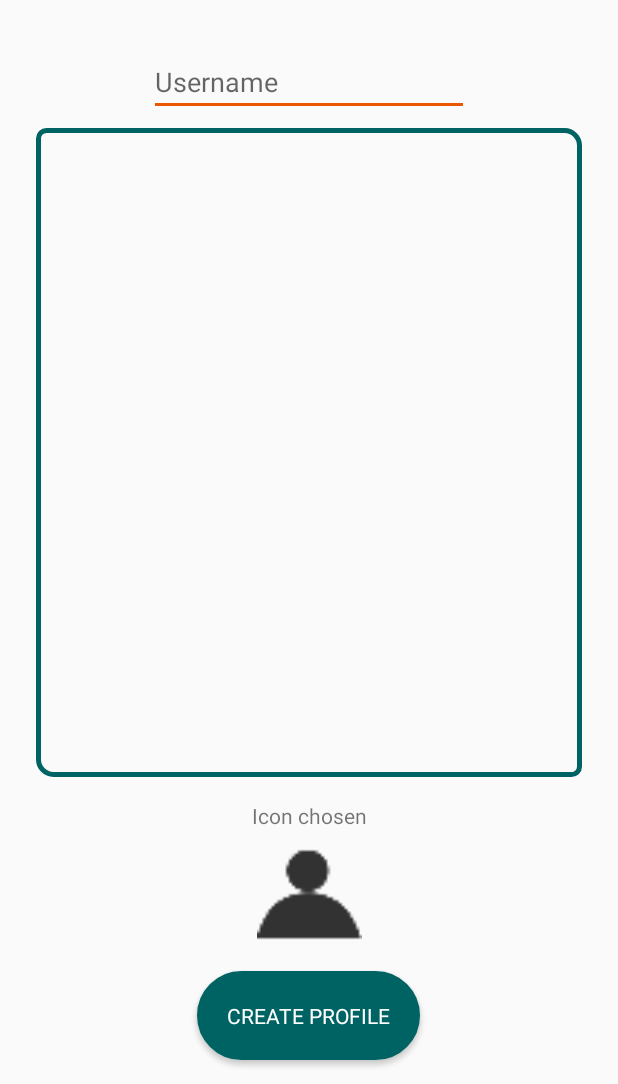
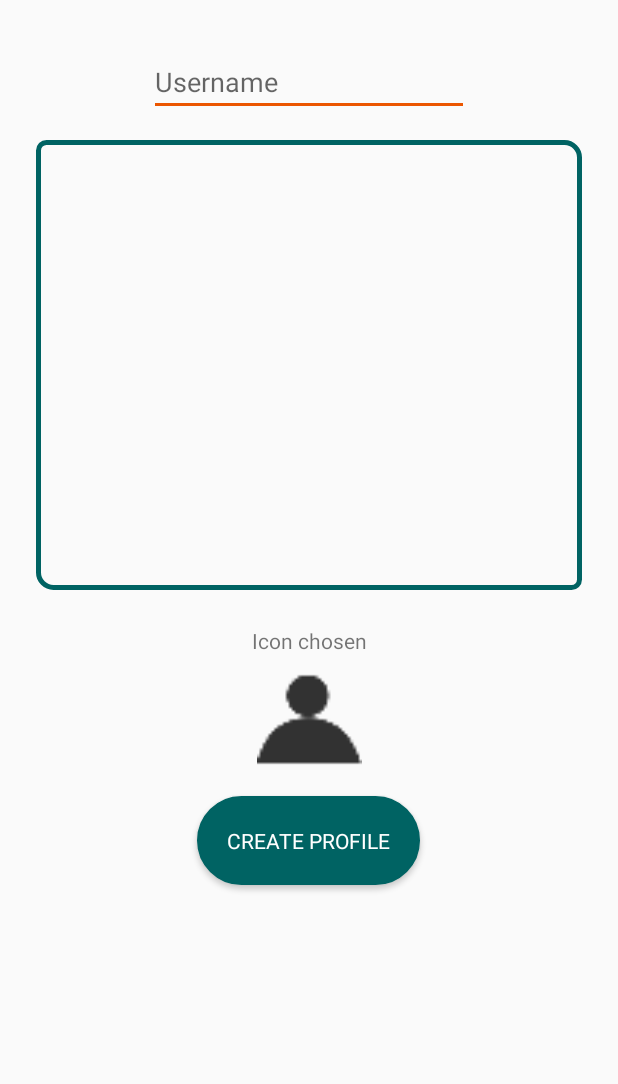
Before and after one commit to Sharkgrammer/Sonar-Secure-Messaging, an Android app: the screen it shows after launch (SplashActivity), on a phone screen of 412 x 824 dp, the part 152-1236 px from its top. Run offline under Robolectric (Android 15) with nearby library versions, the phone set to English and light mode, and no system bars; libraries missing offline, so code that uses them is left out: util.temp; network calls fail; 1 statement that could not run was skipped.

Commit message:
Minor fixes

```diff
--- a/app/src/main/java/com/shark/sonar/activity/MessageActivity.java
+++ b/app/src/main/java/com/shark/sonar/activity/MessageActivity.java
@@ -93,6 +93,8 @@ public class MessageActivity extends AppCompatActivity {
         recyclerView.setLayoutManager(lay);
         recyclerView.setAdapter(adapter);
 
+        MessageActivity act = this;
+        client.setCurrentMessageActivity(act);
         MainActivity.client.setCurrentMessageActivity(this);
     }
 
--- a/app/src/main/res/layout/activity_splash.xml
+++ b/app/src/main/res/layout/activity_splash.xml
@@ -34,17 +34,17 @@
         android:id="@+id/scannerButton"
         android:layout_width="wrap_content"
         android:layout_height="wrap_content"
-        android:layout_marginBottom="16dp"
+        android:layout_marginTop="16dp"
         android:background="@drawable/rounded_button"
         android:foreground="@drawable/ripple"
         android:onClick="CreateUser"
         android:padding="20dp"
         android:text="Create Profile"
         android:textColor="@color/colorTextLight"
-        app:layout_constraintBottom_toBottomOf="parent"
         app:layout_constraintEnd_toEndOf="parent"
         app:layout_constraintHorizontal_bias="0.498"
-        app:layout_constraintStart_toStartOf="parent" />
+        app:layout_constraintStart_toStartOf="parent"
+        app:layout_constraintTop_toBottomOf="@+id/splashFinalImageView" />
 
     <TextView
         android:id="@+id/textView"
@@ -60,15 +60,13 @@
     <ScrollView
         android:id="@+id/scrollView3"
         android:layout_width="0dp"
-        android:layout_height="0dp"
+        android:layout_height="300dp"
         android:layout_marginStart="24dp"
-        android:layout_marginTop="8dp"
+        android:layout_marginTop="16dp"
         android:layout_marginEnd="24dp"
-        android:layout_marginBottom="16dp"
         android:background="@drawable/simple_border_colour"
         android:paddingTop="3dp"
         android:paddingBottom="3dp"
-        app:layout_constraintBottom_toTopOf="@+id/textView3"
         app:layout_constraintEnd_toEndOf="parent"
         app:layout_constraintStart_toStartOf="parent"
         app:layout_constraintTop_toBottomOf="@+id/txtName">
@@ -83,21 +81,21 @@
     <TextView
         android:id="@+id/textView3"
         android:layout_width="wrap_content"
-        android:layout_height="wrap_content"
-        android:layout_marginBottom="8dp"
+        android:layout_height="0dp"
+        android:layout_marginTop="24dp"
         android:text="@string/splashChosen"
-        app:layout_constraintBottom_toTopOf="@+id/splashFinalImageView"
         app:layout_constraintEnd_toEndOf="parent"
-        app:layout_constraintStart_toStartOf="parent" />
+        app:layout_constraintStart_toStartOf="parent"
+        app:layout_constraintTop_toBottomOf="@+id/scrollView3" />
 
     <ImageView
         android:id="@+id/splashFinalImageView"
         android:layout_width="70dp"
         android:layout_height="70dp"
-        android:layout_marginBottom="16dp"
-        app:layout_constraintBottom_toTopOf="@+id/scannerButton"
+        android:layout_marginTop="8dp"
         app:layout_constraintEnd_toEndOf="parent"
         app:layout_constraintStart_toStartOf="parent"
+        app:layout_constraintTop_toBottomOf="@+id/textView3"
         app:srcCompat="@drawable/ic_person1" />
 
     <TextView
```
Also changed, not shown: app/src/main/res/layout/activity_profile.xml (+9 -11 lines).
